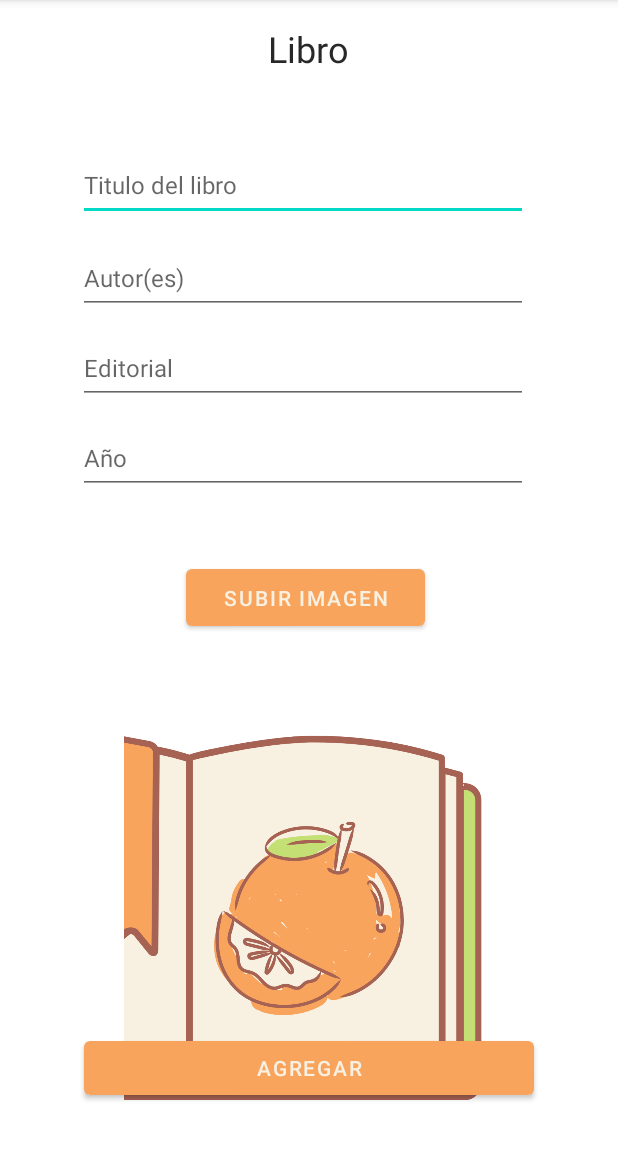
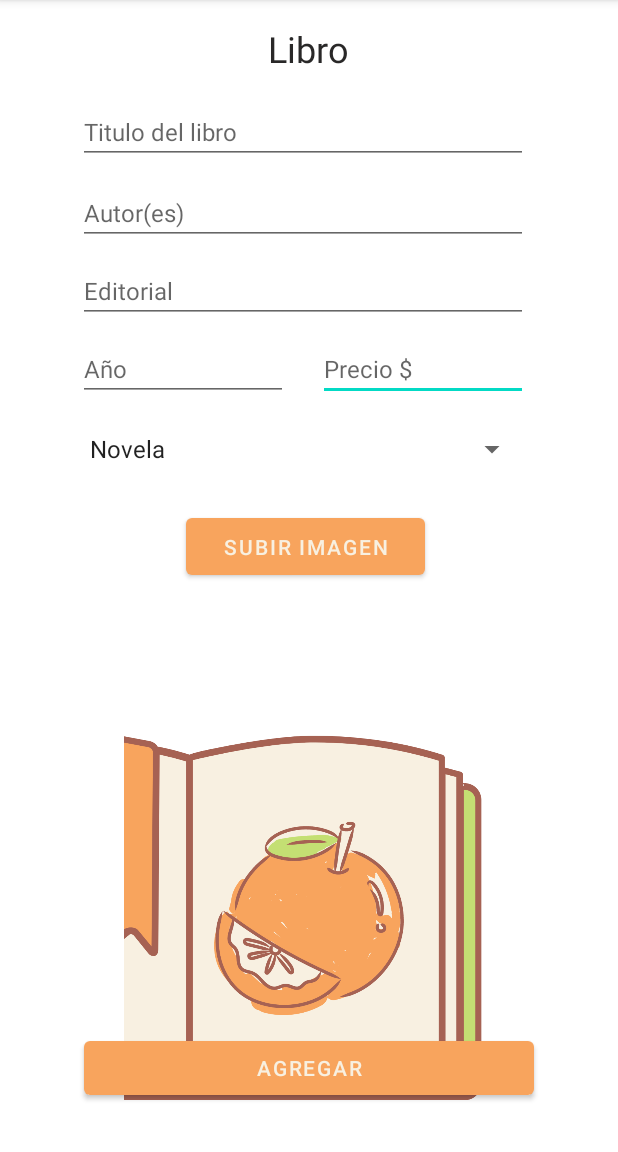
Before and after one commit to Yasmineili/orange_library, an Android app: the screen it shows after launch (BookFormActivity), after a tap on "NUEVO LIBRO", on a phone screen of 412 x 824 dp, the part 84-1236 px from its top. Run offline under Robolectric (Android 15) with nearby library versions, the phone set to English and light mode, and no system bars; our stand-ins replace Room's generated code; Roboto replaces fonts that are not available here.

Commit message:
OL-3 Nuevo campo precio y categoría en formulario (agregar/editar libro)

```diff
--- a/app/src/main/java/com/andrea/orangelibrary/BookAdapter.kt
+++ b/app/src/main/java/com/andrea/orangelibrary/BookAdapter.kt
@@ -36,7 +36,7 @@ class BookAdapter(private val mContext: Context, private val listBooks: List<Boo
                 .setPositiveButton("Sí", DialogInterface.OnClickListener {
                         dialog, id ->
                     val database = BookDB.getDatabase(mContext)
-                    val book = BookEntity(book.title, book.author, book.editorial, book.year, book.image, book.id)
+                    val book = BookEntity(book.title, book.author, book.editorial, book.year, book.price, book.category, book.image, book.id)
                     CoroutineScope(Dispatchers.IO).launch {
                         database.getBookDao().delete(book)
                         uriImage?.let {
--- a/app/src/main/java/com/andrea/orangelibrary/BookEntity.kt
+++ b/app/src/main/java/com/andrea/orangelibrary/BookEntity.kt
@@ -11,7 +11,17 @@ data class BookEntity(
     @ColumnInfo(name = "author") val author: String,
     @ColumnInfo(name = "editorial") val editorial: String,
     @ColumnInfo(name = "year") val year: Int,
+    @ColumnInfo(name = "price") val price: Double = 100.00,
+    @ColumnInfo(name = "category") val category: Category,
     @ColumnInfo(name = "image") val image: Int,
     @PrimaryKey(autoGenerate = true)
     @ColumnInfo(name = "id") val id: Int = 0
 ):Serializable
+
+enum class Category() {
+    Novela,
+    Terror,
+    Educativo,
+    Ficción,
+    Infantil
+}
--- a/app/src/main/java/com/andrea/orangelibrary/BookFormActivity.kt
+++ b/app/src/main/java/com/andrea/orangelibrary/BookFormActivity.kt
@@ -4,18 +4,14 @@ import android.content.Intent
 import android.net.Uri
 import androidx.appcompat.app.AppCompatActivity
 import android.os.Bundle
+import android.widget.ArrayAdapter
+import android.widget.Spinner
 import androidx.lifecycle.LiveData
 import androidx.lifecycle.Observer
+import kotlinx.android.synthetic.main.activity_book_form.*
 import kotlinx.coroutines.CoroutineScope
 import kotlinx.coroutines.Dispatchers
 import kotlinx.coroutines.launch
-import kotlinx.android.synthetic.main.activity_book_form.tv_form_title
-import kotlinx.android.synthetic.main.activity_book_form.tv_form_author
-import kotlinx.android.synthetic.main.activity_book_form.tv_form_editorial
-import kotlinx.android.synthetic.main.activity_book_form.tv_form_year
-import kotlinx.android.synthetic.main.activity_book_form.btn_upload
-import kotlinx.android.synthetic.main.activity_book_form.btn_form_add_edit
-import kotlinx.android.synthetic.main.activity_book_form.iv_form_book
 
 class BookFormActivity : AppCompatActivity() {
     private lateinit var database:BookDB
@@ -33,6 +29,8 @@ class BookFormActivity : AppCompatActivity() {
         setContentView(R.layout.activity_book_form)
 
         database = BookDB.getDatabase(this)
+
+        spinnerController()
 
         val idBook = getBook()
 
@@ -54,6 +52,12 @@ class BookFormActivity : AppCompatActivity() {
         }
     }
 
+    private fun spinnerController() {
+        val spinner = findViewById<Spinner>(R.id.spn_form_category)
+        val adapter = ArrayAdapter(this, android.R.layout.simple_spinner_item, Category.values())
+        spinner.adapter = adapter
+    }
+
     private fun getBook(): Int {
         val idBook = intent.getIntExtra("id", 0)
         if (idBook != 0) {
@@ -64,6 +68,8 @@ class BookFormActivity : AppCompatActivity() {
                 tv_form_author.setText(book.author)
                 tv_form_editorial.setText(book.editorial)
                 tv_form_year.setText(book.year.toString())
+                tv_form_price.setText(book.price.toString())
+                spn_form_category.setSelection(book.category.ordinal)
                 if (book.image != 0) {
                     val uriImage = ControllerImage.getUri(this, book.id.toLong())
                     iv_form_book.setImageURI(uriImage)
@@ -91,8 +97,10 @@ class BookFormActivity : AppCompatActivity() {
         val author = tv_form_author.text.toString()
         val editorial = tv_form_editorial.text.toString()
         val year = tv_form_year.text.toString()
+        val price = tv_form_price.text.toString()
+        val category = spn_form_category.selectedItem.toString()
 
-        val book = BookEntity(title, author, editorial, year.toInt(), R.drawable.ic_book_orange)
+        val book = BookEntity(title, author, editorial, year.toInt(), price.toDouble(), Category.valueOf(category), R.drawable.ic_book_orange)
         //val book = BookEntity("Programación Orientada a Objetos C++ y Java", "José Luis López Goytia y Ángel Gutiérrez González", "PATRIA", 2014, 0)
         CoroutineScope(Dispatchers.IO).launch {
             val id = database.getBookDao().insertNew(book)[0]
@@ -108,8 +116,10 @@ class BookFormActivity : AppCompatActivity() {
         val author = tv_form_author.text.toString()
         val editorial = tv_form_editorial.text.toString()
         val year = tv_form_year.text.toString()
+        val price = tv_form_price.text.toString()
+        val category = spn_form_category.selectedItem.toString()
 
-        val book = BookEntity(title, author, editorial, year.toInt(), R.drawable.ic_book_orange, id)
+        val book = BookEntity(title, author, editorial, year.toInt(), price.toDouble(), Category.valueOf(category), R.drawable.ic_book_orange, id)
         CoroutineScope(Dispatchers.IO).launch {
             database.getBookDao().update(book)
             uriImage?.let {
--- a/app/src/main/res/layout/activity_book_form.xml
+++ b/app/src/main/res/layout/activity_book_form.xml
@@ -5,6 +5,22 @@
     android:layout_width="match_parent"
     android:layout_height="match_parent"
     tools:context=".BookFormActivity">
+
+    <EditText
+        android:id="@+id/tv_form_price"
+        android:layout_width="140dp"
+        android:layout_height="40dp"
+        android:layout_marginStart="20dp"
+        android:layout_marginTop="12dp"
+        android:ems="10"
+        android:hint="@string/tv_price"
+        android:importantForAutofill="no"
+        android:inputType="number|phone"
+        android:textColor="@color/text_light"
+        android:textSize="16sp"
+        app:layout_constraintStart_toEndOf="@+id/tv_form_year"
+        app:layout_constraintTop_toBottomOf="@+id/tv_form_editorial"
+        tools:ignore="TouchTargetSizeCheck,TextContrastCheck" />
 
     <TextView
         android:id="@+id/textView"
@@ -26,18 +42,18 @@
     <EditText
         android:id="@+id/tv_form_title"
         android:layout_width="300dp"
-        android:layout_height="48dp"
+        android:layout_height="40dp"
         android:layout_marginStart="52dp"
-        android:layout_marginTop="50dp"
+        android:layout_marginTop="20dp"
         android:ems="10"
         android:hint="@string/tv_title"
+        android:importantForAutofill="no"
         android:inputType="textPersonName"
         android:textColor="@color/text_light"
         android:textSize="16sp"
         app:layout_constraintStart_toStartOf="parent"
         app:layout_constraintTop_toBottomOf="@+id/textView"
-        tools:ignore="TextContrastCheck"
-        android:importantForAutofill="no" />
+        tools:ignore="TextContrastCheck,TouchTargetSizeCheck" />
 
     <ImageView
         android:id="@+id/iv_form_book"
@@ -54,7 +70,7 @@
     <EditText
         android:id="@+id/tv_form_author"
         android:layout_width="300dp"
-        android:layout_height="48dp"
+        android:layout_height="40dp"
         android:layout_marginStart="52dp"
         android:layout_marginTop="14dp"
         android:ems="10"
@@ -64,27 +80,29 @@
         android:textColor="@color/text_light"
         android:textSize="16sp"
         app:layout_constraintStart_toStartOf="parent"
-        app:layout_constraintTop_toBottomOf="@+id/tv_form_title" />
+        app:layout_constraintTop_toBottomOf="@+id/tv_form_title"
+        tools:ignore="TouchTargetSizeCheck" />
 
     <EditText
         android:id="@+id/tv_form_year"
-        android:layout_width="300dp"
-        android:layout_height="48dp"
+        android:layout_width="140dp"
+        android:layout_height="40dp"
         android:layout_marginStart="52dp"
         android:layout_marginTop="12dp"
         android:ems="10"
         android:hint="@string/tv_year"
+        android:importantForAutofill="no"
         android:inputType="number|phone"
         android:textColor="@color/text_light"
         android:textSize="16sp"
         app:layout_constraintStart_toStartOf="parent"
         app:layout_constraintTop_toBottomOf="@+id/tv_form_editorial"
-        android:importantForAutofill="no" />
+        tools:ignore="TouchTargetSizeCheck" />
 
     <EditText
         android:id="@+id/tv_form_editorial"
         android:layout_width="300dp"
-        android:layout_height="48dp"
+        android:layout_height="40dp"
         android:layout_marginStart="52dp"
         android:layout_marginTop="12dp"
         android:ems="10"
@@ -94,17 +112,18 @@
         android:textColor="@color/text_light"
         android:textSize="16sp"
         app:layout_constraintStart_toStartOf="parent"
-        app:layout_constraintTop_toBottomOf="@+id/tv_form_author" />
+        app:layout_constraintTop_toBottomOf="@+id/tv_form_author"
+        tools:ignore="TouchTargetSizeCheck" />
 
     <Button
         android:id="@+id/btn_upload"
         android:layout_width="159dp"
         android:layout_height="50dp"
         android:layout_marginStart="124dp"
-        android:layout_marginTop="44dp"
+        android:layout_marginTop="20dp"
         android:text="@string/btn_upload_image"
         app:layout_constraintStart_toStartOf="parent"
-        app:layout_constraintTop_toBottomOf="@+id/tv_form_year"
+        app:layout_constraintTop_toBottomOf="@+id/spn_form_category"
         tools:ignore="TextContrastCheck" />
 
     <Button
@@ -119,4 +138,15 @@
         app:layout_constraintEnd_toEndOf="parent"
         app:layout_constraintStart_toStartOf="parent"
         tools:ignore="TextContrastCheck" />
+
+    <Spinner
+        android:id="@+id/spn_form_category"
+        android:layout_width="300dp"
+        android:layout_height="40dp"
+        android:layout_marginStart="52dp"
+        android:layout_marginTop="12dp"
+        android:contentDescription="@string/spn_category"
+        app:layout_constraintStart_toStartOf="parent"
+        app:layout_constraintTop_toBottomOf="@+id/tv_form_year"
+        tools:ignore="TouchTargetSizeCheck" />
 </androidx.constraintlayout.widget.ConstraintLayout>
--- a/app/src/main/res/values/strings.xml
+++ b/app/src/main/res/values/strings.xml
@@ -8,6 +8,8 @@
     <string name="tv_author">Autor(es)</string>
     <string name="tv_editorial">Editorial</string>
     <string name="tv_year">Año</string>
+    <string name="tv_price">Precio $</string>
+    <string name="spn_category">Categoría</string>
     // images
     <string name="iv_cover_page">Imagen de portada del elemento</string>
     // button
```
